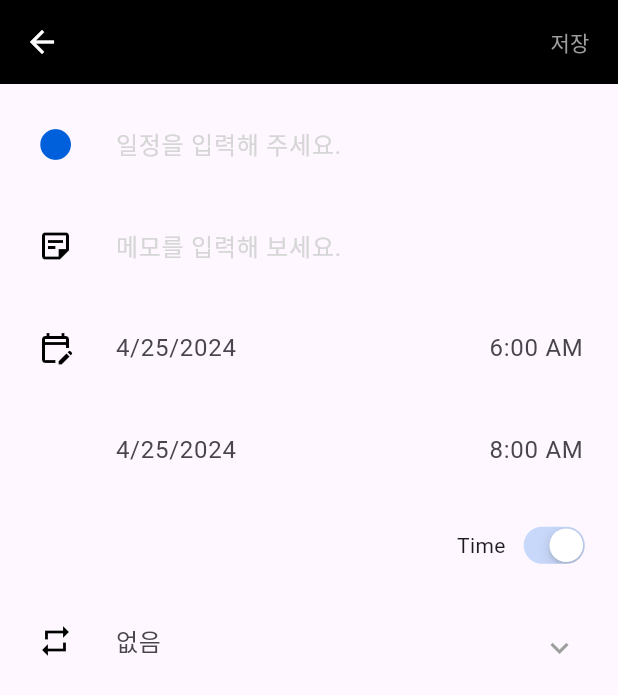
After one commit to rainofmay/distance, a Flutter app: the CreateSchedule screen opened directly, on a phone screen of 412 x 824 dp. The commit adds this screen. Shown: the top 695 px of the screen. Run offline on Flutter 3.47's test engine with Material 3 defaults, Android fonts, the phone set to English and light mode, and no system bars; our stand-ins replace audioplayers, cloud_firestore, firebase_auth, firebase_core, flutter_dotenv, font_awesome_flutter and 8 more; accounts and stored records are empty; network calls fail; Roboto replaces fonts that are missing (GmarketSansTTFMedium).

```diff
--- a/lib/main.dart
+++ b/lib/main.dart
@@ -4,6 +4,7 @@ import 'package:google_mobile_ads/google_mobile_ads.dart';
 import 'package:mobile/pages/login.dart';
 import 'package:mobile/util/background_provider.dart';
 import 'package:mobile/util/background_setting_provider.dart';
+import 'package:mobile/util/modifying_schedule_provider.dart';
 import 'package:mobile/util/schedule_color_provider.dart';
 import 'package:supabase_flutter/supabase_flutter.dart';
 import 'style.dart' as mainstyle;
@@ -36,6 +37,7 @@ Future<void> main() async {
         ChangeNotifierProvider(create: (context) => CalendarProvider()),
         ChangeNotifierProvider(create: (context) => BottomIndex()),
         ChangeNotifierProvider(create: (context) => ScheduleColorProvider()),
+        ChangeNotifierProvider(create: (context) => ModifyingScheduleProvider()),
         // ChangeNotifierProvider(create: (context) => ClassBottomIndex()),
         ChangeNotifierProvider(
             create: (context) => BackgroundSettingProvider()),
--- a/lib/pages/myroom_music.dart
+++ b/lib/pages/myroom_music.dart
@@ -1,3 +1,4 @@
+import 'package:flutter/cupertino.dart';
 import 'package:flutter/material.dart';
 import 'package:mobile/util/global_player.dart';
 import 'package:mobile/widgets/music_volume.dart';
@@ -60,8 +61,9 @@ class _MusicSettingState extends State<MusicSetting> {
                       ),
                       Consumer<GlobalAudioPlayer>(
                         builder: (context, globalAudioPlayer, child) {
-                          return Switch(
+                          return CupertinoSwitch(
                             value: globalAudioPlayer.isAnyPlaying,
+                            activeColor: Color(0xffC8D8FA),
                             onChanged: (value) {
                               if (globalAudioPlayer.isAnyPlaying) {
                                 globalAudioPlayer.musicPauseAll();
--- a/lib/pages/myroom_schedule.dart
+++ b/lib/pages/myroom_schedule.dart
@@ -1,7 +1,7 @@
 import 'package:flutter/material.dart';
 import 'package:mobile/pages/schedule_screen/drawer_menu/schedule_background_setting.dart';
 import 'package:mobile/pages/schedule_screen/drawer_menu/schedule_notification.dart';
-import 'package:mobile/pages/schedule_screen/schedule/handle_schedule.dart';
+import 'package:mobile/pages/schedule_screen/schedule/create_schedule.dart';
 import 'package:mobile/pages/schedule_screen/schedule/schedule_schedule.dart';
 import 'package:mobile/pages/schedule_screen/todo/handle_todo.dart';
 import 'package:mobile/pages/schedule_screen/todo/schedule_todo.dart';
@@ -51,7 +51,7 @@ class _ScheduleState extends State<Schedule> {
             Navigator.push(
               context,
               PageRouteBuilder(
-                pageBuilder: (_, __, ___) => currentTab == 0 ? HandleSchedule() : HandleTodo(),
+                pageBuilder: (_, __, ___) => currentTab == 0 ?CreateSchedule() : HandleTodo(),
                 transitionsBuilder: (_, animation, __, child) {
                   return SlideTransition(
                     position: Tween<Offset>(
--- /dev/null
+++ b/lib/pages/schedule_screen/schedule/create_schedule.dart
@@ -0,0 +1,483 @@
+import 'package:flutter/cupertino.dart';
+import 'package:flutter/material.dart';
+import 'package:intl/intl.dart';
+import 'package:mobile/const/colors.dart';
+import 'package:mobile/widgets/appBar/custom_back_appbar.dart';
+import 'package:mobile/widgets/custom_dialog.dart';
+import 'package:mobile/widgets/schedule/color_selection.dart';
+import 'package:provider/provider.dart';
+import 'package:supabase_flutter/supabase_flutter.dart';
+import 'package:uuid/uuid.dart';
+import '../../../model/schedule_model.dart';
+import '../../../util/calendar_provider.dart';
+import '../../../util/schedule_color_provider.dart';
+import '../../../widgets/custom_text_field.dart';
+
+class CreateSchedule extends StatefulWidget {
+  const CreateSchedule({super.key});
+
+  @override
+  State<CreateSchedule> createState() => _CreateScheduleState();
+}
+
+class _CreateScheduleState extends State<CreateSchedule> {
+  final _formKey = GlobalKey<FormState>();
+  late String _scheduleName;
+  late DateTime _startDate = context.read<CalendarProvider>().selectedDate;
+  late DateTime _endDate = context.read<CalendarProvider>().selectedDate;
+  String _startTime = "6:00 AM";
+  String _endTime = "8:00 AM";
+  TimeOfDay _originalStartTime = TimeOfDay(hour: 6, minute: 0);
+  TimeOfDay _originalEndTime = TimeOfDay(hour: 8, minute: 0);
+
+  String _selectedRepeat = "없음";
+  String _memo = '';
+  List<String> repeatList = [
+    "없음",
+    "매일",
+    "주",
+    "월",
+  ];
+
+  int _sectionColor = 0;
+  final TextEditingController _textController = TextEditingController();
+  bool _isTimeSet = true;
+
+  // 시작 시각과 종료 시각 비교 함수
+  bool _timeComparison(TimeOfDay start, TimeOfDay end) {
+    if (start.hour < end.hour) {
+      return true;
+    } else if (start.hour == end.hour) {
+      if (start.minute < end.minute) {
+        return true;
+      } else if (start.minute == end.minute) {
+        // AM과 PM을 비교
+        if (start.period == DayPeriod.am && end.period == DayPeriod.pm) {
+          return true;
+        }
+      }
+    }
+    return false;
+  }
+
+  // 저장 가능 여부 확인하는 함수
+  // ValueNotifier<bool> _isCompleted = ValueNotifier<bool>(false);
+  // void _storagePossible() {
+  //   if(_textController.text.isNotEmpty) {
+  //     setState(() {
+  //       _isCompleted =  ValueNotifier<bool>(true);
+  //     });
+  //   } else if (_timeComparison(_originalStartTime, _originalEndTime) == true) {
+  //     setState(() {
+  //       _isCompleted =  ValueNotifier<bool>(true);
+  //     });
+  //   } else if (_endDate.isAfter(_startDate)) {
+  //     setState(() {
+  //       _isCompleted =  ValueNotifier<bool>(true);
+  //     });
+  //   }
+  //   setState(() {
+  //     _isCompleted =  ValueNotifier<bool>(false);
+  //   });
+  // }
+
+  @override
+  void dispose() {
+    // 텍스트에디팅컨트롤러를 제거하고, 등록된 리스너도 제거된다.
+    _textController.dispose();
+    super.dispose();
+  }
+
+  void _onSavePressed() async {
+
+    if (_formKey.currentState!.validate()) {
+      // bool값 리턴
+      _formKey.currentState!.save();
+      if (_endDate.isBefore(_startDate)) {
+        ScaffoldMessenger.of(context).showSnackBar(
+          SnackBar(
+              content: Text('종료일은 시작일보다 앞설 수 없습니다.'),
+              duration: Duration(seconds: 1),
+              dismissDirection: DismissDirection.down),
+        );
+        return;
+      } else if (_timeComparison(_originalStartTime, _originalEndTime) ==
+          false) {
+        ScaffoldMessenger.of(context).showSnackBar(
+          SnackBar(
+            content: Text('시작 시각은 종료 시각보다 앞설 수 없습니다.'),
+            duration: Duration(seconds: 1),
+            dismissDirection: DismissDirection.down,
+          ),
+        );
+        return;
+      }
+    }
+
+    // 새로고침을 위함도 있음.
+    context.read<CalendarProvider>().setSelectedDate(_startDate);
+    Navigator.of(context).pop();
+
+    //일정 추가
+    final schedule = ScheduleModel(
+      id: Uuid().v4(),
+      scheduleName: _scheduleName,
+      startDate: _startDate,
+      endDate: _endDate,
+      startTime: _isTimeSet ? _startTime : "",
+      endTime: _isTimeSet ? _endTime : "",
+      isTimeSet: _isTimeSet,
+      memo: _memo,
+      sectionColor: _sectionColor,
+    );
+
+    final supabase = Supabase.instance.client;
+
+    try {
+      await supabase.from('schedule').insert(schedule.toJson());
+    } catch (error) {
+      print('에러 $error');
+    }
+  }
+
+  Future<void> _getDateFromUser({required bool isStartTime}) async {
+    DateTime? pickerDate = await showDatePicker(
+      context: context,
+      confirmText: '확인',
+      cancelText: '취소',
+      initialEntryMode: DatePickerEntryMode.calendarOnly,
+      // locale: const Locale('ko', 'KR'),
+      initialDate: context.read<CalendarProvider>().selectedDate,
+      firstDate: DateTime.now().subtract(Duration(days: 365)),
+      lastDate: DateTime.now().add(Duration(days: 365 * 10)),
+      builder: (BuildContext context, Widget? child) {
+        return Theme(
+            data: ThemeData(
+              splashFactory: NoSplash.splashFactory,
+              splashColor: Colors.transparent,
+              highlightColor: Colors.transparent,
+              hoverColor: Colors.transparent,
+              focusColor: Colors.transparent,
+              iconButtonTheme: IconButtonThemeData(
+                  style: ButtonStyle(
+                splashFactory: NoSplash.splashFactory,
+              )),
+              colorScheme: ColorScheme.light(
+                primary: Color.fromARGB(
+                    255, 195, 221, 243), // header background color
+                onPrimary: CALENDAR_COLOR, // 선택된 날짜 색상
+                onSurface: BLACK,
+                onBackground: Colors.grey, // 위와 아래의 경계선 색상
+              ),
+              textButtonTheme: TextButtonThemeData(
+                style: TextButton.styleFrom(
+                  foregroundColor: BLACK,
+                ),
+              ),
+            ),
+            child: child!);
+      },
+    );
+    if (isStartTime == true) {
+      setState(() {
+        _startDate = pickerDate ?? DateTime.now();
+      });
+    } else if (isStartTime == false) {
+      setState(() {
+        _endDate = pickerDate ?? DateTime.now();
+      });
+    }
+  }
+
+  Future<void> _getTimeFromUser({required bool isStartTime}) async {
+    var pickedTime = await _showTimePicker();
+    String formatedTime = pickedTime.format(context);
+    if (pickedTime == null) {
+      print("Time canceled");
+    } else if (isStartTime == true) {
+      setState(() {
+        _originalStartTime = pickedTime;
+        _startTime = formatedTime;
+      });
+    } else if (isStartTime == false) {
+      setState(() {
+        _originalEndTime = pickedTime;
+        _endTime = formatedTime;
+      });
+    }
+  }
+
+  _showTimePicker() {
+    return showTimePicker(
+        initialEntryMode: TimePickerEntryMode.input,
+        context: context,
+        initialTime: TimeOfDay(
+          hour: 6,
+          //hour: int.parse(startTime.split(":")[0]),
+          minute: 0,
+          //minute:int.parse(startTime.split(":")[1].split(" ")[0])
+        ));
+  }
+
+  @override
+  Widget build(BuildContext context) {
+    _sectionColor = context
+        .read<ScheduleColorProvider>()
+        .colorIndex; // index를 선택하지 않았을 떄 default가 0이 되는 걸 막기 위함.
+
+    return Scaffold(
+      appBar: CustomBackAppBar(
+        appbarTitle: '',
+        backFunction: Navigator.of(context).pop,
+        backgroundColor: BLACK,
+        contentColor: WHITE,
+        actions: [
+          ValueListenableBuilder(
+            valueListenable: _textController,
+            builder:
+                (BuildContext context, TextEditingValue value, Widget? child) {
+              return TextButton(
+                onPressed: (value.text.isEmpty)
+                    ? null
+                    : () => {
+                          _onSavePressed(),
+                        },
+                child: Text(
+                  '저장',
+                  style:
+                      TextStyle(color: value.text.isEmpty ? UNSELECTED : WHITE),
+                ),
+              );
+            },
+          )
+        ],
+      ),
+      body: SafeArea(
+          child: Form(
+        key: _formKey,
+        child: SingleChildScrollView(
+          child: Padding(
+            padding:
+                // appBar와 body 간의 간격
+                EdgeInsets.only(
+              left: 8.0,
+              top: 16.0,
+            ),
+            child: Column(
+              children: [
+                CustomTextField(
+                  textInputAction: TextInputAction.done,
+                  readOnly: false,
+                  controller: _textController,
+                  titleIcon: IconButton(
+                      icon: Icon(CupertinoIcons.circle_filled,
+                          color: context
+                              .watch<ScheduleColorProvider>()
+                              .selectedSectionColor),
+                      onPressed: () => customDialog(
+                            context,
+                            '구분 색상',
+                            null,
+                            ColorSelection(),
+                            TextButton(
+                              child:
+                                  Text('확인', style: TextStyle(color: COLOR1)),
+                              onPressed: () {
+                                _sectionColor = context
+                                    .read<ScheduleColorProvider>()
+                                    .colorIndex; // DB 모델에 저장
+                                Navigator.of(context).pop();
+                              },
+                            ),
+                          )),
+                  hint: '일정을 입력해 주세요.',
+                  hintStyle: TextStyle(color: Colors.grey[350]),
+                  maxLines: 1,
+                  maxLength: 13,
+                  validator: (value) {
+                    if (value == null || value.isEmpty) {
+                      return null;
+                    }
+                    return null;
+                  },
+                  onSaved: (val) {
+                    setState(() {
+                      _scheduleName = val as String;
+                    });
+                  },
+                ),
+                CustomTextField(
+                  textInputAction: TextInputAction.done,
+                  readOnly: false,
+                  titleIcon: IconButton(
+                      icon: Icon(
+                        Icons.sticky_note_2_outlined,
+                        color: BLACK,
+                      ),
+                      onPressed: null),
+                  hint: '메모를 입력해 보세요.',
+                  hintStyle: TextStyle(color: Colors.grey[350]),
+                  maxLines: 1,
+                  maxLength: 60,
+                  validator: (value) {
+                    if (value.toString().length > 60) {
+                      return "60자 이내로 입력하세요.";
+                    }
+                    return null;
+                  },
+                  onSaved: (value) {
+                    setState(() {
+                      _memo = value as String;
+                    });
+                  },
+                ),
+
+                // 시작 일시
+                Row(
+                  children: [
+                    Expanded(
+                      child: CustomTextField(
+                        readOnly: true,
+                        onTap: () {
+                          _getDateFromUser(isStartTime: true);
+                        },
+                        titleIcon: IconButton(
+                            icon: Icon(
+                              Icons.edit_calendar_outlined,
+                              color: BLACK,
+                            ),
+                            onPressed: null),
+                        hint: DateFormat.yMd().format(_startDate),
+                      ),
+                    ),
+                    _isTimeSet
+                        ? Expanded(
+                            child: Padding(
+                            padding: const EdgeInsets.only(right: 18.0),
+                            child: CustomTextField(
+                              textAlign: TextAlign.right,
+                              readOnly: true,
+                              hint: _startTime,
+                              onTap: () {
+                                _getTimeFromUser(isStartTime: true);
+                              },
+                            ),
+                          ))
+                        : const SizedBox(),
+                  ],
+                ),
+
+                // 종료 일시
+                Row(
+                  children: [
+                    Expanded(
+                      child: CustomTextField(
+                        readOnly: true,
+                        onTap: () {
+                          _getDateFromUser(isStartTime: false);
+                        },
+                        titleIcon: IconButton(
+                            icon: Icon(
+                              Icons.edit_calendar_outlined,
+                              color: TRANSPARENT,
+                            ),
+                            onPressed: null),
+                        hint: DateFormat.yMd().format(_endDate),
+                      ),
+                    ),
+                    _isTimeSet
+                        ? Expanded(
+                            child: Padding(
+                            padding: const EdgeInsets.only(right: 18.0),
+                            child: CustomTextField(
+                              textAlign: TextAlign.right,
+                              readOnly: true,
+                              hint: _endTime,
+                              onTap: () {
+                                _getTimeFromUser(isStartTime: false);
+                              },
+                            ),
+                          ))
+                        : const SizedBox(),
+                  ],
+                ),
+                Padding(
+                  padding: const EdgeInsets.only(right: 13.0, bottom: 20.0),
+                  child: Row(
+                    mainAxisAlignment: MainAxisAlignment.end,
+                    children: [
+                      const Text('Time'),
+                      const SizedBox(width: 3),
+                      Transform.scale(
+                        scale: 0.8,
+                        child: CupertinoSwitch(
+                          value: _isTimeSet,
+                          activeColor: Color(0xffC8D8FA),
+                          onChanged: (bool? value) {
+                            setState(() {
+                              _isTimeSet = value ?? false;
+                            });
+                          },
+                        ),
+                      ),
+                    ],
+                  ),
+                ),
+
+                Row(
+                  mainAxisAlignment: MainAxisAlignment.spaceBetween,
+                  children: [
+                    Expanded(
+                      flex: 4,
+                      child: CustomTextField(
+                        titleIcon: IconButton(
+                          icon: Icon(
+                            Icons.repeat,
+                            color: BLACK,
+                          ),
+                          onPressed: null,
+                        ),
+                        readOnly: true,
+                        hint: _selectedRepeat,
+                      ),
+                    ),
+                    Expanded(
+                      flex: 1,
+                      child: DropdownButton(
+                        icon: Padding(
+                          padding: const EdgeInsets.only(bottom: 10.0),
+                          child: Icon(
+                            Icons.keyboard_arrow_down,
+                            color: Colors.grey,
+                          ),
+                        ),
+                        iconSize: 24,
+                        underline: Container(
+                          height: 0
+                        ),
+                        onChanged: (String? newValue) {
+                          setState(() {
+                            _selectedRepeat = newValue!;
+                          });
+                        },
+                        items: repeatList
+                            .map<DropdownMenuItem<String>>((String? value) {
+                          return DropdownMenuItem<String>(
+                              value: value,
+                              child: Text(
+                                value!,
+                                style: TextStyle(color: UNSELECTED),
+                              ));
+                        }).toList(),
+                      ),
+                    ),
+                  ],
+                ),
+              ],
+            ),
+          ),
+        ),
+      )),
+    );
+  }
+}
--- a/lib/widgets/custom_text_field.dart
+++ b/lib/widgets/custom_text_field.dart
@@ -1,5 +1,4 @@
 import 'package:flutter/material.dart';
-import 'package:mobile/const/colors.dart';
 
 class CustomTextField extends StatelessWidget {
   final GestureTapCallback? onTap;
--- a/lib/widgets/schedule/schedule_list.dart
+++ b/lib/widgets/schedule/schedule_list.dart
@@ -1,7 +1,7 @@
 import 'package:flutter/material.dart';
 import 'package:flutter/cupertino.dart';
 import 'package:mobile/model/schedule_model.dart';
-import 'package:mobile/pages/schedule_screen/schedule/handle_schedule.dart';
+import 'package:mobile/pages/schedule_screen/schedule/create_schedule.dart';
 import 'package:mobile/widgets/schedule/schedule_card.dart';
 import 'package:supabase_flutter/supabase_flutter.dart';
 
```
Also changed, not shown: lib/pages/schedule_screen/drawer_menu/schedule_background_setting.dart (+13 -1 lines), lib/pages/schedule_screen/schedule/modify_schedule.dart (renamed from lib/pages/schedule_screen/schedule/handle_schedule.dart, +40 -47 lines), lib/util/modifying_schedule_provider.dart (added, +31 -0 lines), lib/widgets/pop_up_menu.dart (+19 -11 lines), lib/widgets/schedule/schedule_card.dart (+11 -4 lines).
